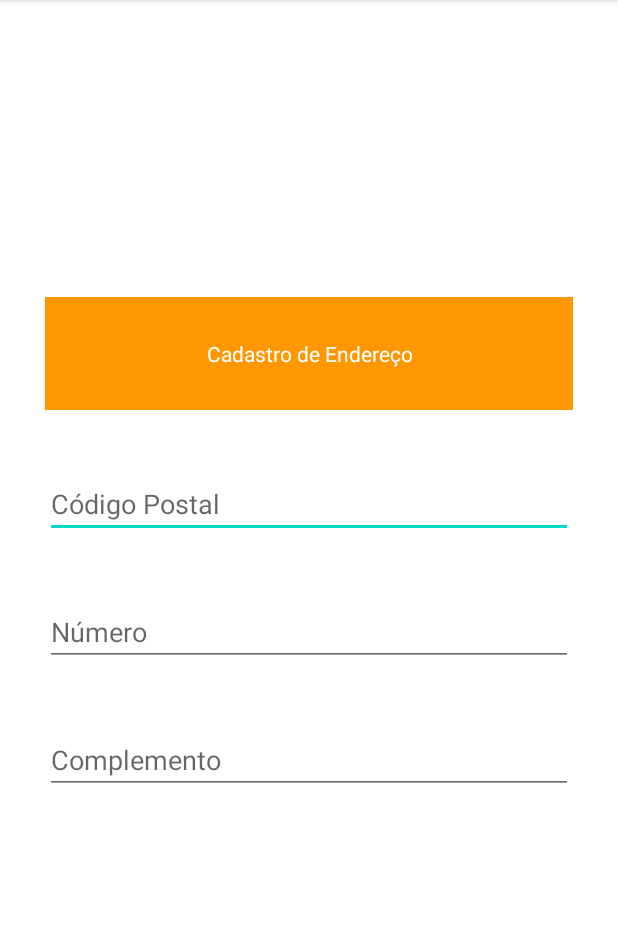
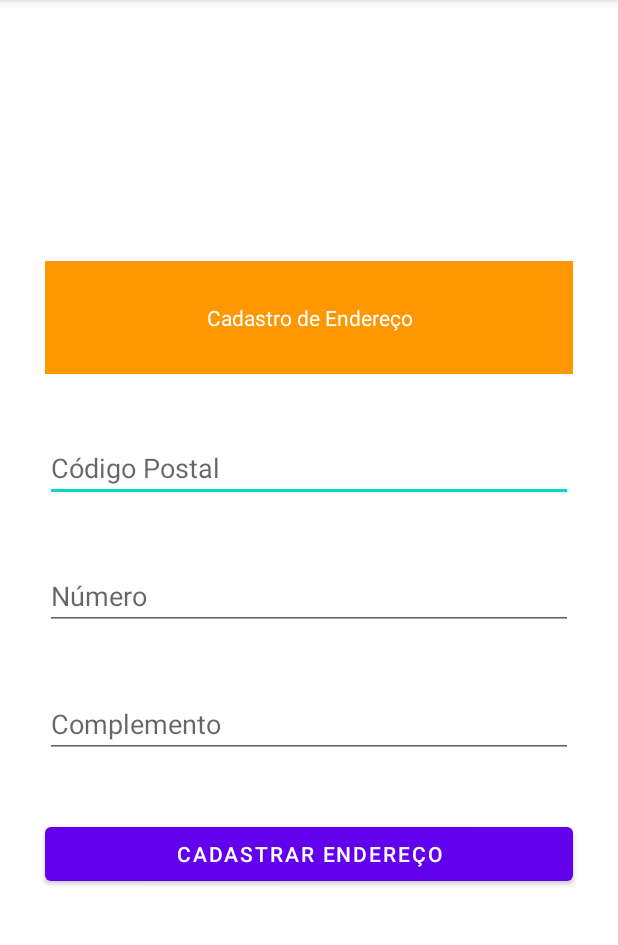
Before and after one commit to Gabriel-Lucena/symbian, an Android app: the CadastroEndereco screen opened directly, with no data from a screen before it, on a phone screen of 412 x 824 dp, the part 84-1029 px from its top. Run offline under Robolectric (Android 15) with nearby library versions, the phone set to English and light mode, and no system bars.

Commit message:
Adicionando os botões às activities

```diff
--- a/app/src/main/res/layout/activity_cadastro_endereco.xml
+++ b/app/src/main/res/layout/activity_cadastro_endereco.xml
@@ -21,7 +21,7 @@
 
 
         <EditText
-            android:id="@+id/txtCEPEnderecoCadastro"
+            android:id="@+id/CadastroEndereco_txtCep"
             style="@style/CadastroEndereco_editText"
             android:layout_width="match_parent"
             android:layout_height="match_parent"
@@ -30,7 +30,7 @@
 
 
         <EditText
-            android:id="@+id/txtNumeroEnderecoCadastro"
+            android:id="@+id/CadastroEndereco_txtNumero"
             style="@style/CadastroEndereco_editText"
             android:layout_width="match_parent"
             android:layout_height="match_parent"
@@ -38,13 +38,20 @@
             android:inputType="number" />
 
         <EditText
-            android:id="@+id/txtComplementoEnderecoCadastro"
+            android:id="@+id/CadastroEndereco_txtComplemento"
             style="@style/CadastroEndereco_editText"
             android:layout_width="match_parent"
             android:layout_height="wrap_content"
             android:hint="@string/CadastroEndereco_complemento"
             android:inputType="text" />
 
+        <Button
+            android:id="@+id/CadastroEndereco_btnCadastrar"
+            style="@style/CadastroEndereco_buttonCadastrar"
+            android:layout_width="match_parent"
+            android:layout_height="wrap_content"
+            android:text="@string/CadastroEndereco_buttonCadastrar" />
+
     </LinearLayout>
 
 </ScrollView>
--- a/app/src/main/res/values/strings.xml
+++ b/app/src/main/res/values/strings.xml
@@ -6,9 +6,11 @@
     <string name="CadastroUsuario_sobrenome">Sobrenome</string>
     <string name="CadastroUsuario_login">Login</string>
     <string name="CadastroUsuario_senha">Senha</string>
+    <string name="CadastroUsuario_buttonCadastrar">Cadastrar Usuário</string>
 
     <string name="CadastroEndereco_cep">Código Postal</string>
     <string name="CadastroEndereco_titulo">Cadastro de Endereço</string>
     <string name="CadastroEndereco_numero">Número</string>
     <string name="CadastroEndereco_complemento">Complemento</string>
+    <string name="CadastroEndereco_buttonCadastrar">Cadastrar Endereço</string>
 </resources>
--- a/app/src/main/res/values/styles.xml
+++ b/app/src/main/res/values/styles.xml
@@ -43,5 +43,21 @@
 
     </style>
 
+    <style name="CadastroUsuario_buttonCadastrar">
+        <item name="android:layout_marginStart">30dp</item>
+        <item name="android:layout_marginEnd">30dp</item>
+        <item name="android:textColor">@color/white</item>
+        <item name="backgroundColor">@color/teal_200</item>
+
+    </style>
+
+    <style name="CadastroEndereco_buttonCadastrar">
+        <item name="android:layout_marginStart">30dp</item>
+        <item name="android:layout_marginEnd">30dp</item>
+        <item name="android:textColor">@color/white</item>
+        <item name="backgroundColor">@color/teal_200</item>
+
+    </style>
+
 
 </resources>
```
Also changed, not shown: app/src/main/AndroidManifest.xml (+12 -7 lines), app/src/main/res/layout/activity_cadastro_usuario.xml (+11 -4 lines).
